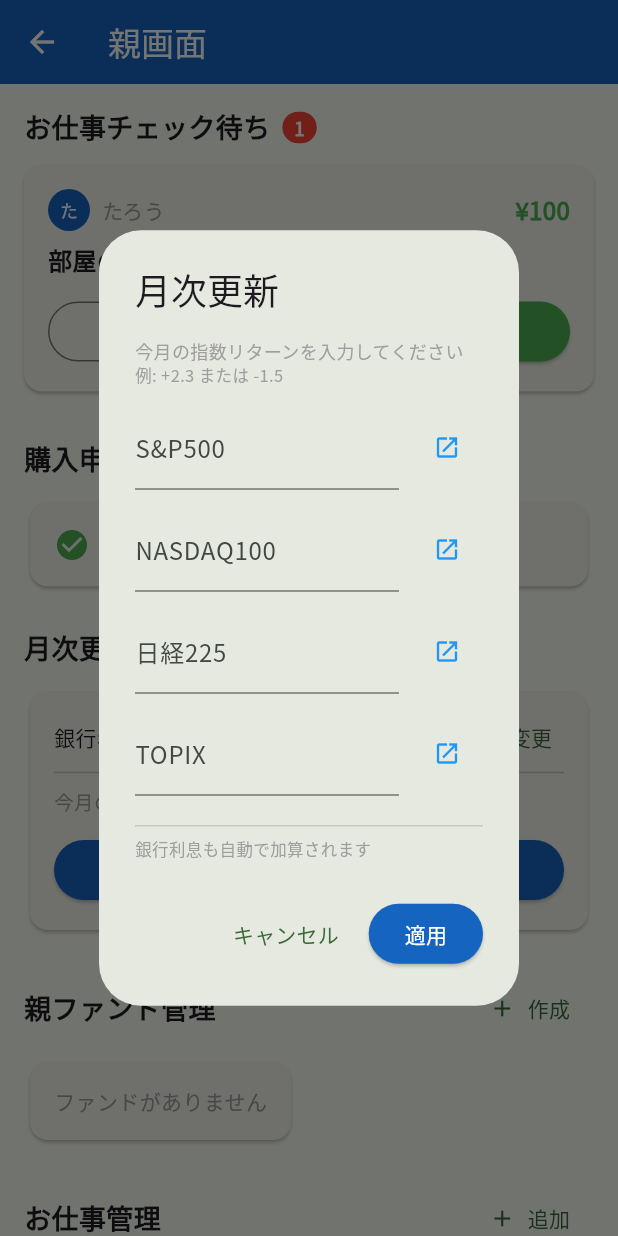
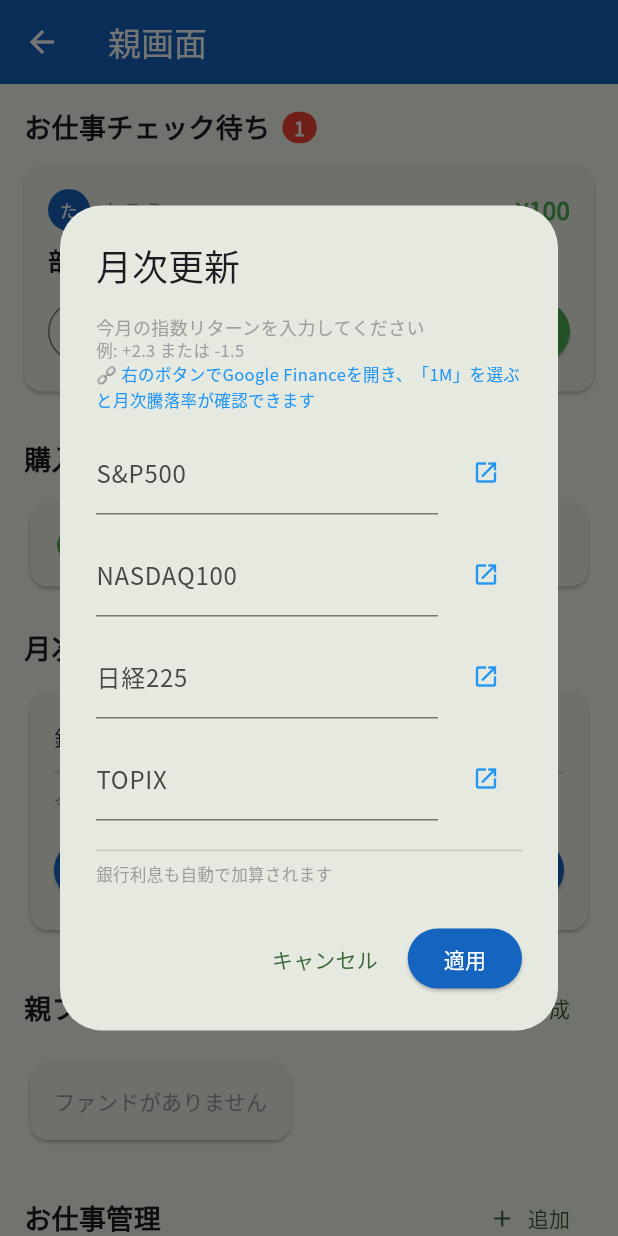
Before and after one commit to Sir-KUMA/family-money-app, a Flutter app: the ParentScreen screen opened directly, after a tap on "月次更新を実行", on a phone screen of 412 x 824 dp. Run offline on Flutter 3.47's test engine with Material 3 defaults, Android fonts, the phone set to English and light mode, and no system bars; our stand-ins replace google_fonts, shared_preferences; accounts and stored records are empty.

Commit message:
fix: switch index links to Google Finance (Japanese) and add usage hint
Co-Authored-By: Claude Sonnet 4.6 <noreply@anthropic.com>

```diff
--- a/lib/screens/parent_screen.dart
+++ b/lib/screens/parent_screen.dart
@@ -431,10 +431,10 @@ class _MonthlyUpdateDialogState extends State<_MonthlyUpdateDialog> {
   };
 
   static const _urls = {
-    'sp500': 'https://finance.yahoo.com/quote/%5EGSPC/',
-    'nasdaq100': 'https://finance.yahoo.com/quote/%5ENDX/',
-    'nikkei225': 'https://finance.yahoo.com/quote/%5EN225/',
-    'topix': 'https://finance.yahoo.com/quote/%5ETPX/',
+    'sp500': 'https://www.google.com/finance/quote/.INX:INDEXSP?hl=ja',
+    'nasdaq100': 'https://www.google.com/finance/quote/NDX:INDEXNASDAQ?hl=ja',
+    'nikkei225': 'https://www.google.com/finance/quote/NI225:INDEXNIKKEI?hl=ja',
+    'topix': 'https://www.google.com/finance/quote/TOPIX:INDEXJPX?hl=ja',
   };
 
   @override
@@ -468,6 +468,8 @@ class _MonthlyUpdateDialogState extends State<_MonthlyUpdateDialog> {
                 style: TextStyle(fontSize: 12, color: Colors.grey)),
             const Text('例: +2.3 または -1.5',
                 style: TextStyle(fontSize: 11, color: Colors.grey)),
+            const Text('🔗 右のボタンでGoogle Financeを開き、「1M」を選ぶと月次騰落率が確認できます',
+                style: TextStyle(fontSize: 11, color: Colors.blue)),
             const SizedBox(height: 12),
             ..._labels.entries.map((entry) => Padding(
                   padding: const EdgeInsets.only(bottom: 12),
```
